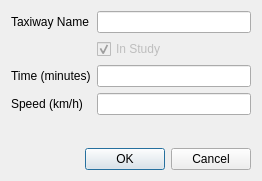
The window that open_alaqs/ui/ui_taxiways.ui (eurocontrol-asu/open_alaqs) describes before a commit, drawn with Qt 5.
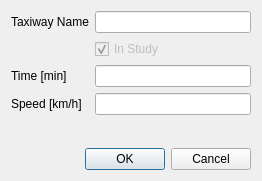
The same window after the commit.

The edit to the form file:
```diff
--- a/open_alaqs/ui/ui_taxiways.ui
+++ b/open_alaqs/ui/ui_taxiways.ui
@@ -47,7 +47,7 @@
    <item row="3" column="0">
     <widget class="QLabel" name="label_2">
      <property name="text">
-      <string>Time (minutes)</string>
+      <string>Time [min]</string>
      </property>
     </widget>
    </item>
@@ -61,7 +61,7 @@
    <item row="4" column="0">
     <widget class="QLabel" name="label_3">
      <property name="text">
-      <string>Speed (km/h)</string>
+      <string>Speed [km/h]</string>
      </property>
     </widget>
    </item>
```
Left out of the diff: 2 changed lines with no effect on the pictures.
